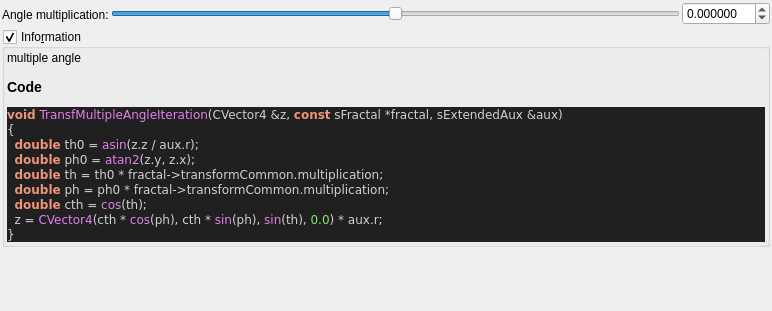
buddhi1980/mandelbulber2, file mandelbulber2/formula/ui/fractal_transf_multiple_angle.ui: the form before one commit.
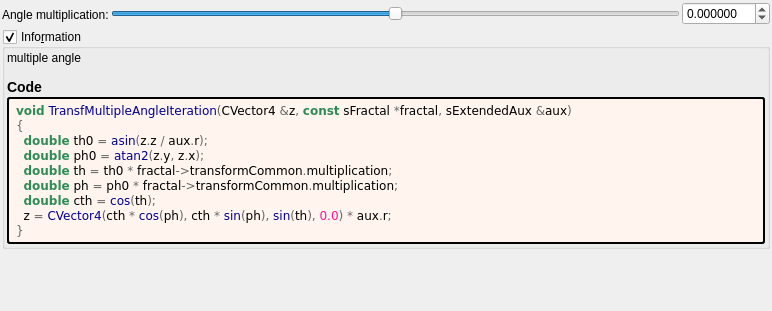
The form after the commit. Custom widgets are drawn as their Qt base class.

The edit to the form file:
```diff
--- a/mandelbulber2/formula/ui/fractal_transf_multiple_angle.ui
+++ b/mandelbulber2/formula/ui/fractal_transf_multiple_angle.ui
@@ -124,21 +124,36 @@
        <number>2</number>
       </property>
       <item>
-       <widget class="QLabel" name="label_code_content">
+	   <widget class="QLabel" name="label_information_general">
         <property name="text">
          <string notr="true">&lt;p&gt;multiple angle&lt;/p&gt;&lt;table&gt;
 &lt;/table&gt;
-&lt;h3&gt;Code&lt;/h3&gt;
-&lt;body style=&quot;background-color:#202020&quot;&gt;
-&lt;pre style=&quot;color:#d0d0d0; background-color:#202020;  font-family:'Courier New',monospace;&quot;&gt;&lt;span style=&quot;color:#f09479; font-weight:bold&quot;&gt;void&lt;/span&gt; &lt;span style=&quot;color:#e47eed&quot;&gt;TransfMultipleAngleIteration&lt;/span&gt;&lt;span style=&quot;color:#d0d0d0&quot;&gt;(&lt;/span&gt;CVector4 &lt;span style=&quot;color:#d0d0d0&quot;&gt;&amp;amp;&lt;/span&gt;z&lt;span style=&quot;color:#d0d0d0&quot;&gt;,&lt;/span&gt; &lt;span style=&quot;color:#f09479; font-weight:bold&quot;&gt;const&lt;/span&gt; sFractal &lt;span style=&quot;color:#d0d0d0&quot;&gt;*&lt;/span&gt;fractal&lt;span style=&quot;color:#d0d0d0&quot;&gt;,&lt;/span&gt; sExtendedAux &lt;span style=&quot;color:#d0d0d0&quot;&gt;&amp;amp;&lt;/span&gt;aux&lt;span style=&quot;color:#d0d0d0&quot;&gt;)&lt;/span&gt;
-&lt;span style=&quot;color:#d0d0d0&quot;&gt;{&lt;/span&gt;
-  &lt;span style=&quot;color:#f09479; font-weight:bold&quot;&gt;double&lt;/span&gt; th0 &lt;span style=&quot;color:#d0d0d0&quot;&gt;=&lt;/span&gt; &lt;span style=&quot;color:#e47eed&quot;&gt;asin&lt;/span&gt;&lt;span style=&quot;color:#d0d0d0&quot;&gt;(&lt;/span&gt;z&lt;span style=&quot;color:#d0d0d0&quot;&gt;.&lt;/span&gt;z &lt;span style=&quot;color:#d0d0d0&quot;&gt;/&lt;/span&gt; aux&lt;span style=&quot;color:#d0d0d0&quot;&gt;.&lt;/span&gt;r&lt;span style=&quot;color:#d0d0d0&quot;&gt;);&lt;/span&gt;
-  &lt;span style=&quot;color:#f09479; font-weight:bold&quot;&gt;double&lt;/span&gt; ph0 &lt;span style=&quot;color:#d0d0d0&quot;&gt;=&lt;/span&gt; &lt;span style=&quot;color:#e47eed&quot;&gt;atan2&lt;/span&gt;&lt;span style=&quot;color:#d0d0d0&quot;&gt;(&lt;/span&gt;z&lt;span style=&quot;color:#d0d0d0&quot;&gt;.&lt;/span&gt;y&lt;span style=&quot;color:#d0d0d0&quot;&gt;,&lt;/span&gt; z&lt;span style=&quot;color:#d0d0d0&quot;&gt;.&lt;/span&gt;x&lt;span style=&quot;color:#d0d0d0&quot;&gt;);&lt;/span&gt;
-  &lt;span style=&quot;color:#f09479; font-weight:bold&quot;&gt;double&lt;/span&gt; th &lt;span style=&quot;color:#d0d0d0&quot;&gt;=&lt;/span&gt; th0 &lt;span style=&quot;color:#d0d0d0&quot;&gt;*&lt;/span&gt; fractal&lt;span style=&quot;color:#d0d0d0&quot;&gt;-&amp;gt;&lt;/span&gt;transformCommon&lt;span style=&quot;color:#d0d0d0&quot;&gt;.&lt;/span&gt;multiplication&lt;span style=&quot;color:#d0d0d0&quot;&gt;;&lt;/span&gt;
-  &lt;span style=&quot;color:#f09479; font-weight:bold&quot;&gt;double&lt;/span&gt; ph &lt;span style=&quot;color:#d0d0d0&quot;&gt;=&lt;/span&gt; ph0 &lt;span style=&quot;color:#d0d0d0&quot;&gt;*&lt;/span&gt; fractal&lt;span style=&quot;color:#d0d0d0&quot;&gt;-&amp;gt;&lt;/span&gt;transformCommon&lt;span style=&quot;color:#d0d0d0&quot;&gt;.&lt;/span&gt;multiplication&lt;span style=&quot;color:#d0d0d0&quot;&gt;;&lt;/span&gt;
-  &lt;span style=&quot;color:#f09479; font-weight:bold&quot;&gt;double&lt;/span&gt; cth &lt;span style=&quot;color:#d0d0d0&quot;&gt;=&lt;/span&gt; &lt;span style=&quot;color:#e47eed&quot;&gt;cos&lt;/span&gt;&lt;span style=&quot;color:#d0d0d0&quot;&gt;(&lt;/span&gt;th&lt;span style=&quot;color:#d0d0d0&quot;&gt;);&lt;/span&gt;
-  z &lt;span style=&quot;color:#d0d0d0&quot;&gt;=&lt;/span&gt; &lt;span style=&quot;color:#e47eed&quot;&gt;CVector4&lt;/span&gt;&lt;span style=&quot;color:#d0d0d0&quot;&gt;(&lt;/span&gt;cth &lt;span style=&quot;color:#d0d0d0&quot;&gt;*&lt;/span&gt; &lt;span style=&quot;color:#e47eed&quot;&gt;cos&lt;/span&gt;&lt;span style=&quot;color:#d0d0d0&quot;&gt;(&lt;/span&gt;ph&lt;span style=&quot;color:#d0d0d0&quot;&gt;),&lt;/span&gt; cth &lt;span style=&quot;color:#d0d0d0&quot;&gt;*&lt;/span&gt; &lt;span style=&quot;color:#e47eed&quot;&gt;sin&lt;/span&gt;&lt;span style=&quot;color:#d0d0d0&quot;&gt;(&lt;/span&gt;ph&lt;span style=&quot;color:#d0d0d0&quot;&gt;),&lt;/span&gt; &lt;span style=&quot;color:#e47eed&quot;&gt;sin&lt;/span&gt;&lt;span style=&quot;color:#d0d0d0&quot;&gt;(&lt;/span&gt;th&lt;span style=&quot;color:#d0d0d0&quot;&gt;),&lt;/span&gt; &lt;span style=&quot;color:#87df71&quot;&gt;0.0&lt;/span&gt;&lt;span style=&quot;color:#d0d0d0&quot;&gt;) *&lt;/span&gt; aux&lt;span style=&quot;color:#d0d0d0&quot;&gt;.&lt;/span&gt;r&lt;span style=&quot;color:#d0d0d0&quot;&gt;;&lt;/span&gt;
-&lt;span style=&quot;color:#d0d0d0&quot;&gt;}&lt;/span&gt;
+&lt;h3&gt;Code&lt;/h3&gt;</string>
+		</property>
+		<property name="wordWrap">
+		 <bool>true</bool>
+		</property>
+		<property name="openExternalLinks">
+		 <bool>true</bool>
+		</property>
+		<property name="textInteractionFlags">
+		 <set>Qt::LinksAccessibleByMouse|Qt::TextSelectableByMouse</set>
+		</property>
+		</widget>
+	   </item>
+	   <item>
+	    <widget class="QLabel" name="label_code_content">
+		 <property name="text">
+		  <string notr="true">&lt;body style=&quot;background-color:#fff5ee&quot;&gt;
+&lt;pre style=&quot;color:#000000; background-color:#fff5ee;  font-family:'Courier New',monospace;&quot;&gt;&lt;span style=&quot;color:#2e8b57; font-weight:bold&quot;&gt;void&lt;/span&gt; &lt;span style=&quot;color:#00008f&quot;&gt;TransfMultipleAngleIteration&lt;/span&gt;&lt;span style=&quot;color:#676767&quot;&gt;(&lt;/span&gt;CVector4 &lt;span style=&quot;color:#676767&quot;&gt;&amp;amp;&lt;/span&gt;z&lt;span style=&quot;color:#676767&quot;&gt;,&lt;/span&gt; &lt;span style=&quot;color:#2e8b57; font-weight:bold&quot;&gt;const&lt;/span&gt; sFractal &lt;span style=&quot;color:#676767&quot;&gt;*&lt;/span&gt;fractal&lt;span style=&quot;color:#676767&quot;&gt;,&lt;/span&gt; sExtendedAux &lt;span style=&quot;color:#676767&quot;&gt;&amp;amp;&lt;/span&gt;aux&lt;span style=&quot;color:#676767&quot;&gt;)&lt;/span&gt;
+&lt;span style=&quot;color:#676767&quot;&gt;{&lt;/span&gt;
+  &lt;span style=&quot;color:#2e8b57; font-weight:bold&quot;&gt;double&lt;/span&gt; th0 &lt;span style=&quot;color:#676767&quot;&gt;=&lt;/span&gt; &lt;span style=&quot;color:#00008f&quot;&gt;asin&lt;/span&gt;&lt;span style=&quot;color:#676767&quot;&gt;(&lt;/span&gt;z&lt;span style=&quot;color:#676767&quot;&gt;.&lt;/span&gt;z &lt;span style=&quot;color:#676767&quot;&gt;/&lt;/span&gt; aux&lt;span style=&quot;color:#676767&quot;&gt;.&lt;/span&gt;r&lt;span style=&quot;color:#676767&quot;&gt;);&lt;/span&gt;
+  &lt;span style=&quot;color:#2e8b57; font-weight:bold&quot;&gt;double&lt;/span&gt; ph0 &lt;span style=&quot;color:#676767&quot;&gt;=&lt;/span&gt; &lt;span style=&quot;color:#00008f&quot;&gt;atan2&lt;/span&gt;&lt;span style=&quot;color:#676767&quot;&gt;(&lt;/span&gt;z&lt;span style=&quot;color:#676767&quot;&gt;.&lt;/span&gt;y&lt;span style=&quot;color:#676767&quot;&gt;,&lt;/span&gt; z&lt;span style=&quot;color:#676767&quot;&gt;.&lt;/span&gt;x&lt;span style=&quot;color:#676767&quot;&gt;);&lt;/span&gt;
+  &lt;span style=&quot;color:#2e8b57; font-weight:bold&quot;&gt;double&lt;/span&gt; th &lt;span style=&quot;color:#676767&quot;&gt;=&lt;/span&gt; th0 &lt;span style=&quot;color:#676767&quot;&gt;*&lt;/span&gt; fractal&lt;span style=&quot;color:#676767&quot;&gt;-&amp;gt;&lt;/span&gt;transformCommon&lt;span style=&quot;color:#676767&quot;&gt;.&lt;/span&gt;multiplication&lt;span style=&quot;color:#676767&quot;&gt;;&lt;/span&gt;
+  &lt;span style=&quot;color:#2e8b57; font-weight:bold&quot;&gt;double&lt;/span&gt; ph &lt;span style=&quot;color:#676767&quot;&gt;=&lt;/span&gt; ph0 &lt;span style=&quot;color:#676767&quot;&gt;*&lt;/span&gt; fractal&lt;span style=&quot;color:#676767&quot;&gt;-&amp;gt;&lt;/span&gt;transformCommon&lt;span style=&quot;color:#676767&quot;&gt;.&lt;/span&gt;multiplication&lt;span style=&quot;color:#676767&quot;&gt;;&lt;/span&gt;
+  &lt;span style=&quot;color:#2e8b57; font-weight:bold&quot;&gt;double&lt;/span&gt; cth &lt;span style=&quot;color:#676767&quot;&gt;=&lt;/span&gt; &lt;span style=&quot;color:#00008f&quot;&gt;cos&lt;/span&gt;&lt;span style=&quot;color:#676767&quot;&gt;(&lt;/span&gt;th&lt;span style=&quot;color:#676767&quot;&gt;);&lt;/span&gt;
+  z &lt;span style=&quot;color:#676767&quot;&gt;=&lt;/span&gt; &lt;span style=&quot;color:#00008f&quot;&gt;CVector4&lt;/span&gt;&lt;span style=&quot;color:#676767&quot;&gt;(&lt;/span&gt;cth &lt;span style=&quot;color:#676767&quot;&gt;*&lt;/span&gt; &lt;span style=&quot;color:#00008f&quot;&gt;cos&lt;/span&gt;&lt;span style=&quot;color:#676767&quot;&gt;(&lt;/span&gt;ph&lt;span style=&quot;color:#676767&quot;&gt;),&lt;/span&gt; cth &lt;span style=&quot;color:#676767&quot;&gt;*&lt;/span&gt; &lt;span style=&quot;color:#00008f&quot;&gt;sin&lt;/span&gt;&lt;span style=&quot;color:#676767&quot;&gt;(&lt;/span&gt;ph&lt;span style=&quot;color:#676767&quot;&gt;),&lt;/span&gt; &lt;span style=&quot;color:#00008f&quot;&gt;sin&lt;/span&gt;&lt;span style=&quot;color:#676767&quot;&gt;(&lt;/span&gt;th&lt;span style=&quot;color:#676767&quot;&gt;),&lt;/span&gt; &lt;span style=&quot;color:#ff1493&quot;&gt;0.0&lt;/span&gt;&lt;span style=&quot;color:#676767&quot;&gt;) *&lt;/span&gt; aux&lt;span style=&quot;color:#676767&quot;&gt;.&lt;/span&gt;r&lt;span style=&quot;color:#676767&quot;&gt;;&lt;/span&gt;
+&lt;span style=&quot;color:#676767&quot;&gt;}&lt;/span&gt;
 &lt;/pre&gt;
 &lt;/body&gt;</string>
         </property>
@@ -151,6 +166,9 @@
         <property name="textInteractionFlags">
          <set>Qt::LinksAccessibleByMouse|Qt::TextSelectableByMouse</set>
         </property>
+		 <property name="styleSheet">
+		  <string notr="true">border-style: outset; border-width: 2px; border-radius: 3px; border-color: black; background-color: #fff5ee; padding: 4px;</string>
+		  </property>
        </widget>
       </item>
      </layout>
```
Lines whose indentation alone changed are shown as unchanged.
